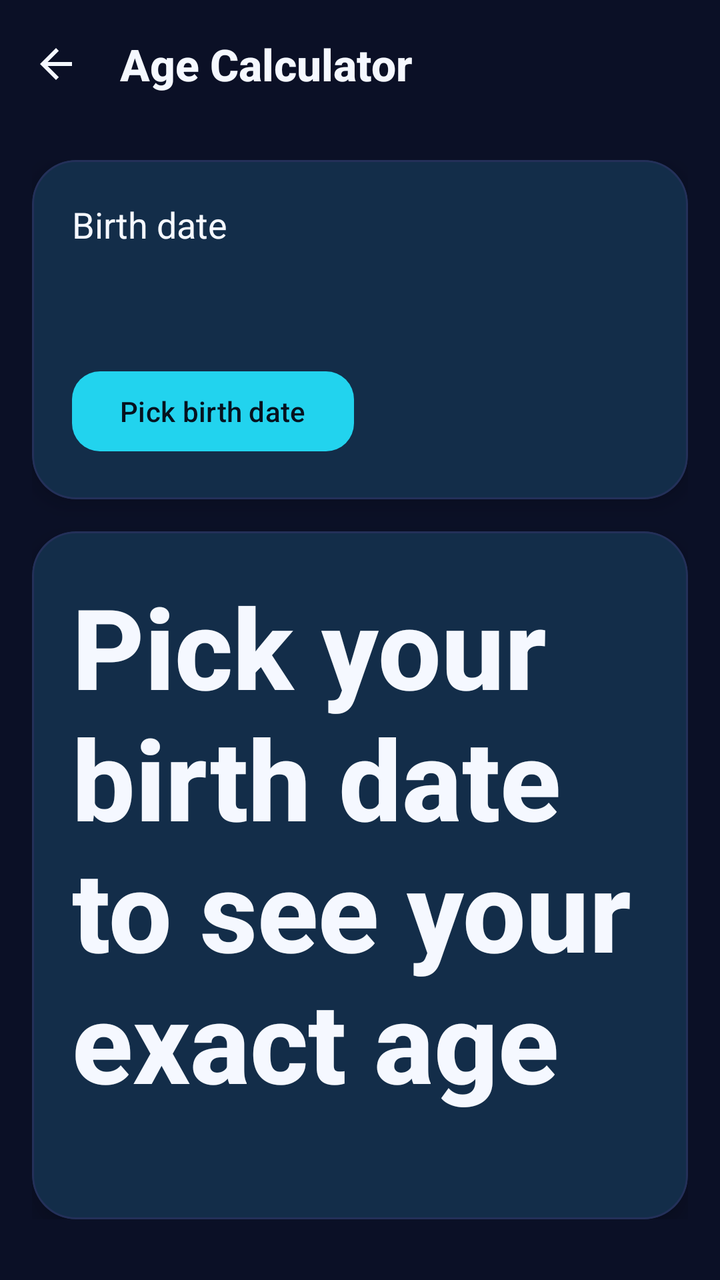
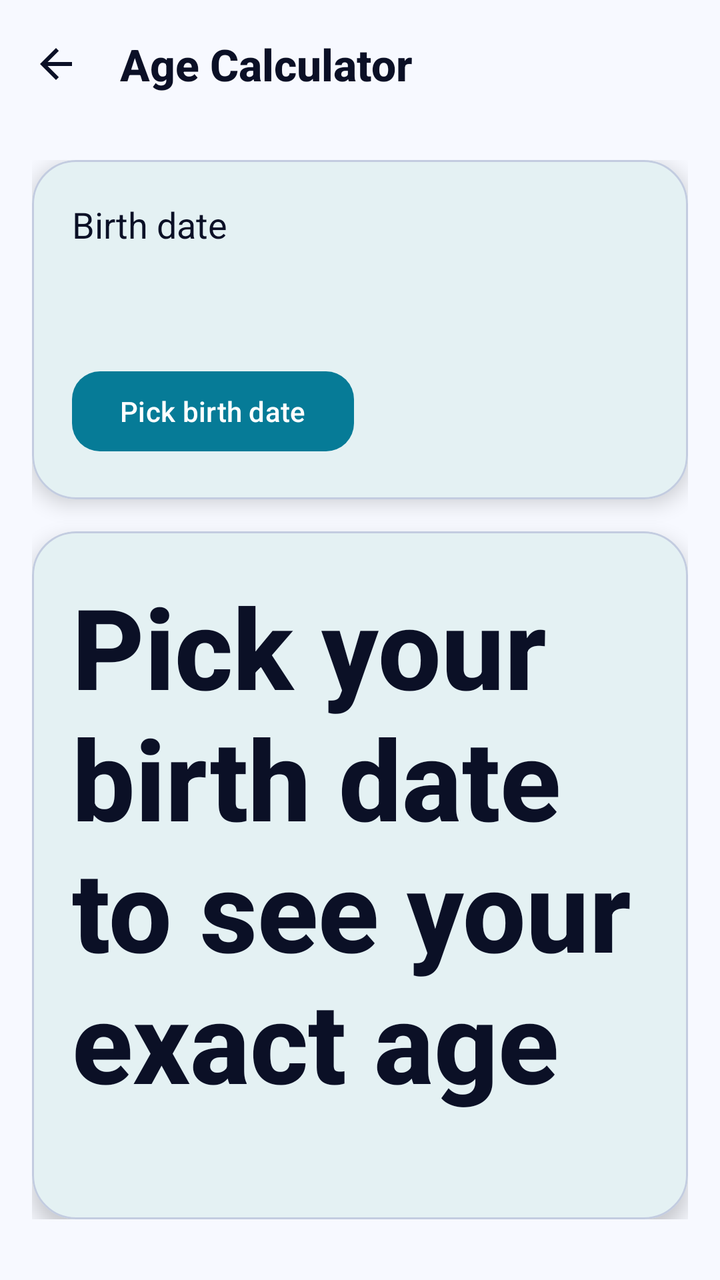

The first picture is an Android layout as it rendered before a commit; the second is the same layout after the commit. The layout source and the unified diff follow.
<!-- AndroidManifest.xml: application theme Theme.SHSCalendar -->
<!-- res/layout/activity_age_calculator.xml -->
<?xml version="1.0" encoding="utf-8"?>
<LinearLayout xmlns:android="http://schemas.android.com/apk/res/android"
    xmlns:app="http://schemas.android.com/apk/res-auto"
    android:layout_width="match_parent"
    android:layout_height="match_parent"
    android:background="@color/shs_night"
    android:orientation="vertical">

    <com.google.android.material.appbar.MaterialToolbar
        android:id="@+id/age_toolbar"
        style="@style/SHS.TopBar"
        android:layout_width="match_parent"
        android:layout_height="wrap_content"
        app:navigationIcon="@drawable/ic_back"
        app:title="@string/age_title" />

    <androidx.core.widget.NestedScrollView
        android:layout_width="match_parent"
        android:layout_height="match_parent"
        android:clipToPadding="false"
        android:paddingBottom="@dimen/shs_bottom_nav_height">

        <LinearLayout
            android:layout_width="match_parent"
            android:layout_height="wrap_content"
            android:orientation="vertical"
            android:padding="@dimen/shs_screen_padding">

            <com.google.android.material.card.MaterialCardView
                style="@style/SHS.Card"
                android:layout_width="match_parent"
                android:layout_height="wrap_content">

                <LinearLayout
                    android:layout_width="match_parent"
                    android:layout_height="wrap_content"
                    android:orientation="vertical"
                    android:padding="@dimen/shs_space_lg">

                    <TextView
                        style="@style/SHS.Text.Subtitle"
                        android:layout_width="wrap_content"
                        android:layout_height="wrap_content"
                        android:text="@string/age_birthdate" />

                    <TextView
                        android:id="@+id/age_birthdate_value"
                        style="@style/SHS.Text.Title"
                        android:layout_width="wrap_content"
                        android:layout_height="wrap_content"
                        android:layout_marginTop="@dimen/shs_space_sm"
                        android:textColor="@color/shs_cyan" />

                    <com.google.android.material.button.MaterialButton
                        android:id="@+id/age_pick"
                        style="@style/SHS.Button.Accent"
                        android:layout_width="wrap_content"
                        android:layout_height="wrap_content"
                        android:layout_marginTop="@dimen/shs_space_md"
                        android:text="@string/age_pick" />

                    <TextView
                        android:id="@+id/age_error"
                        style="@style/SHS.Text.Caption"
                        android:layout_width="match_parent"
                        android:layout_height="wrap_content"
                        android:layout_marginTop="@dimen/shs_space_xs"
                        android:textColor="@color/shs_danger"
                        android:visibility="gone" />
                </LinearLayout>
            </com.google.android.material.card.MaterialCardView>

            <com.google.android.material.card.MaterialCardView
                style="@style/SHS.Card"
                android:layout_width="match_parent"
                android:layout_height="wrap_content"
                android:layout_marginTop="@dimen/shs_space_md">

                <LinearLayout
                    android:layout_width="match_parent"
                    android:layout_height="wrap_content"
                    android:orientation="vertical"
                    android:padding="@dimen/shs_space_lg">

                    <TextView
                        android:id="@+id/age_result"
                        style="@style/SHS.Text.Hero"
                        android:layout_width="wrap_content"
                        android:layout_height="wrap_content"
                        android:text="@string/age_result_placeholder" />

                    <TextView
                        android:id="@+id/age_next_birthday"
                        style="@style/SHS.Text.Body"
                        android:layout_width="wrap_content"
                        android:layout_height="wrap_content"
                        android:layout_marginTop="@dimen/shs_space_sm"
                        android:textColor="@color/shs_teal" />
                </LinearLayout>
            </com.google.android.material.card.MaterialCardView>
        </LinearLayout>
    </androidx.core.widget.NestedScrollView>
</LinearLayout>
<!-- resources referenced by this layout -->
<resources>
  <color name="shs_cyan">#22D3EE</color>
  <color name="shs_danger">#FB7185</color>
  <color name="shs_night">#0B1026</color>
  <color name="shs_teal">#2DD4BF</color>
  <dimen name="shs_bottom_nav_height">68dp</dimen>
  <dimen name="shs_screen_padding">16dp</dimen>
  <dimen name="shs_space_lg">20dp</dimen>
  <dimen name="shs_space_md">16dp</dimen>
  <dimen name="shs_space_sm">12dp</dimen>
  <dimen name="shs_space_xs">8dp</dimen>
  <!-- drawable ic_back (drawable) -->
  <?xml version="1.0" encoding="utf-8"?>
  <vector xmlns:android="http://schemas.android.com/apk/res/android"
      android:width="24dp"
      android:height="24dp"
      android:tint="@color/shs_text_primary"
      android:viewportWidth="24"
      android:viewportHeight="24">
      <path
          android:fillColor="#FFFFFFFF"
          android:pathData="M20,11H7.83l5.59,-5.59L12,4l-8,8 8,8 1.41,-1.41L7.83,13H20v-2z" />
  </vector>
  <string name="age_birthdate">Birth date</string>
  <string name="age_pick">Pick birth date</string>
  <string name="age_result_placeholder">Pick your birth date to see your exact age</string>
  <string name="age_title">Age Calculator</string>
  <style name="Theme.SHSCalendar" parent="Theme.Material3.Dark.NoActionBar">
          <item name="colorPrimary">@color/shs_cyan</item>
          <item name="colorOnPrimary">@color/shs_text_on_accent</item>
          <item name="colorPrimaryContainer">@color/shs_cyan_deep</item>
          <item name="colorOnPrimaryContainer">@color/shs_text_primary</item>
  
          <item name="colorSecondary">@color/shs_teal</item>
          <item name="colorOnSecondary">@color/shs_text_on_accent</item>
          <item name="colorSecondaryContainer">@color/shs_teal_deep</item>
          <item name="colorOnSecondaryContainer">@color/shs_text_primary</item>
  
          <item name="colorTertiary">@color/shs_indigo</item>
          <item name="colorOnTertiary">@color/shs_text_on_accent</item>
  
          <item name="colorError">@color/shs_danger</item>
          <item name="colorOnError">@color/shs_text_on_accent</item>
  
          <item name="android:colorBackground">@color/shs_night</item>
          <item name="colorSurface">@color/shs_surface</item>
          <item name="colorSurfaceVariant">@color/shs_surface_high</item>
          <item name="colorOnSurface">@color/shs_text_primary</item>
          <item name="colorOnSurfaceVariant">@color/shs_text_secondary</item>
          <item name="colorOutline">@color/shs_stroke</item>
  
          <item name="android:statusBarColor">@color/shs_night</item>
          <item name="android:navigationBarColor">@color/shs_nav_bg</item>
          <item name="android:windowBackground">@color/shs_night</item>
          <item name="android:textColorPrimary">@color/shs_text_primary</item>
          <item name="android:textColorSecondary">@color/shs_text_secondary</item>
          <item name="android:textColorHint">@color/shs_text_muted</item>
  
          <item name="materialAlertDialogTheme">@style/Theme.SHSCalendar.Dialog</item>
      </style>
  <color name="shs_text_primary">#F5F8FF</color>
  <color name="shs_text_on_accent">#06121F</color>
  <dimen name="shs_radius_chip">14dp</dimen>
  <color name="shs_surface">#121A36</color>
  <dimen name="shs_radius_card">22dp</dimen>
  <dimen name="shs_elevation_card">6dp</dimen>
  <color name="shs_stroke">#243059</color>
  <dimen name="shs_text_body">15sp</dimen>
  <color name="shs_text_secondary">#9AA6C9</color>
  <dimen name="shs_text_caption">13sp</dimen>
  <dimen name="shs_text_hero">56sp</dimen>
  <dimen name="shs_text_subtitle">18sp</dimen>
  <dimen name="shs_text_title">22sp</dimen>
  <color name="shs_cyan_deep">#067B97</color>
  <color name="shs_teal_deep">#1B7F73</color>
  <color name="shs_indigo">#818CF8</color>
  <color name="shs_surface_high">#1A2447</color>
  <color name="shs_nav_bg">#0D132C</color>
  <color name="shs_text_muted">#7886BA</color>
  <!-- unchanged entries left out for length: 10 -->
</resources>

<!-- the commit's change to res/layout/activity_age_calculator.xml (unified diff, before → after) -->
@@ -3,7 +3,7 @@
     xmlns:app="http://schemas.android.com/apk/res-auto"
     android:layout_width="match_parent"
     android:layout_height="match_parent"
-    android:background="@color/shs_night"
+    android:background="?android:attr/colorBackground"
     android:orientation="vertical">
 
     <com.google.android.material.appbar.MaterialToolbar
<!-- resource entries referenced after the edit -->
@@ -1,9 +1,10 @@
 <!-- resources referenced by this layout -->
 <resources>
-  <color name="shs_cyan">#22D3EE</color>
-  <color name="shs_danger">#FB7185</color>
-  <color name="shs_night">#0B1026</color>
-  <color name="shs_teal">#2DD4BF</color>
+  <color name="shs_cyan">#067B97</color>
+  <color name="shs_danger">#BE123C</color>
+  <color name="shs_night">#F7F9FF</color>
+  <style name="Theme.SHSParent" parent="Theme.Material3.Light.NoActionBar" />
+  <color name="shs_teal">#0F766E</color>
   <dimen name="shs_bottom_nav_height">68dp</dimen>
   <dimen name="shs_screen_padding">16dp</dimen>
   <dimen name="shs_space_lg">20dp</dimen>
@@ -19,14 +20,14 @@
       android:viewportWidth="24"
       android:viewportHeight="24">
       <path
-          android:fillColor="#FFFFFFFF"
+          android:fillColor="@color/shs_text_primary"
           android:pathData="M20,11H7.83l5.59,-5.59L12,4l-8,8 8,8 1.41,-1.41L7.83,13H20v-2z" />
   </vector>
   <string name="age_birthdate">Birth date</string>
   <string name="age_pick">Pick birth date</string>
   <string name="age_result_placeholder">Pick your birth date to see your exact age</string>
   <string name="age_title">Age Calculator</string>
-  <style name="Theme.SHSCalendar" parent="Theme.Material3.Dark.NoActionBar">
+  <style name="Theme.SHSCalendar" parent="Theme.SHSParent">
           <item name="colorPrimary">@color/shs_cyan</item>
           <item name="colorOnPrimary">@color/shs_text_on_accent</item>
           <item name="colorPrimaryContainer">@color/shs_cyan_deep</item>
@@ -59,25 +60,25 @@
   
           <item name="materialAlertDialogTheme">@style/Theme.SHSCalendar.Dialog</item>
       </style>
-  <color name="shs_text_primary">#F5F8FF</color>
-  <color name="shs_text_on_accent">#06121F</color>
+  <color name="shs_text_primary">#0B1026</color>
+  <color name="shs_text_on_accent">#FFFFFF</color>
   <dimen name="shs_radius_chip">14dp</dimen>
-  <color name="shs_surface">#121A36</color>
+  <color name="shs_surface">#FFFFFF</color>
   <dimen name="shs_radius_card">22dp</dimen>
   <dimen name="shs_elevation_card">6dp</dimen>
-  <color name="shs_stroke">#243059</color>
+  <color name="shs_stroke">#C3CCE0</color>
   <dimen name="shs_text_body">15sp</dimen>
-  <color name="shs_text_secondary">#9AA6C9</color>
+  <color name="shs_text_secondary">#414C70</color>
   <dimen name="shs_text_caption">13sp</dimen>
   <dimen name="shs_text_hero">56sp</dimen>
   <dimen name="shs_text_subtitle">18sp</dimen>
   <dimen name="shs_text_title">22sp</dimen>
-  <color name="shs_cyan_deep">#067B97</color>
-  <color name="shs_teal_deep">#1B7F73</color>
-  <color name="shs_indigo">#818CF8</color>
-  <color name="shs_surface_high">#1A2447</color>
-  <color name="shs_nav_bg">#0D132C</color>
-  <color name="shs_text_muted">#7886BA</color>
+  <color name="shs_cyan_deep">#CDEDF5</color>
+  <color name="shs_teal_deep">#CFF3EE</color>
+  <color name="shs_indigo">#4F46E5</color>
+  <color name="shs_surface_high">#EEF2FB</color>
+  <color name="shs_nav_bg">#FFFFFF</color>
+  <color name="shs_text_muted">#5A6486</color>
   <!-- unchanged entries left out for length: 10 -->
 </resources>
 
